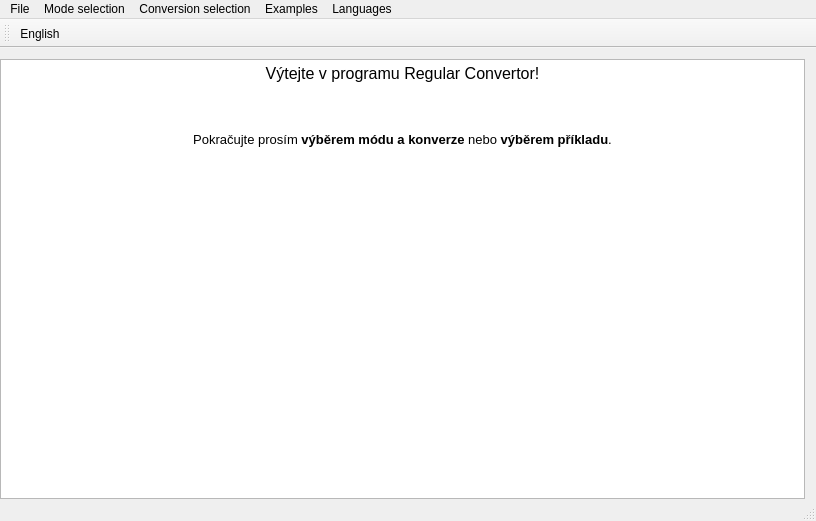
Above: RegularConvertor/mainwindow.ui from navrkald/regularConvertor before the change. Below: the same form after it.
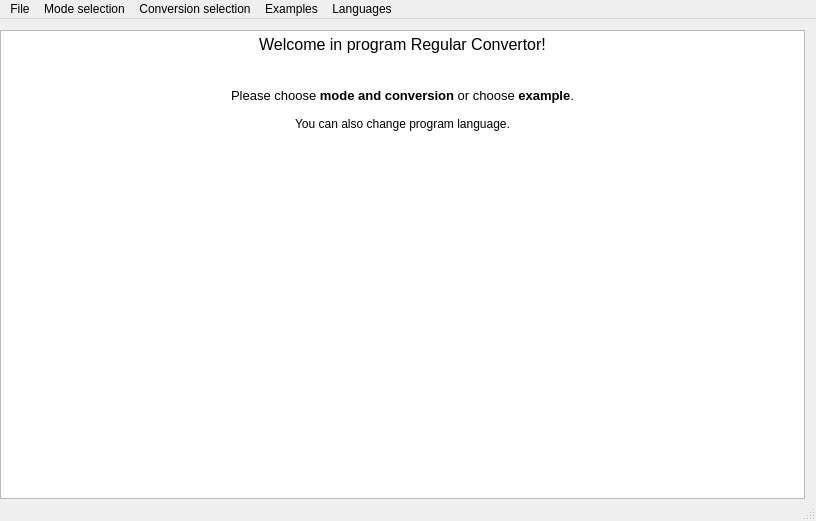
That is the form after the change. Icons and pictures are not drawn. Custom widgets are drawn as their Qt base class.

Patch:
```diff
--- a/RegularConvertor/mainwindow.ui
+++ b/RegularConvertor/mainwindow.ui
@@ -31,11 +31,12 @@
 &lt;html&gt;&lt;head&gt;&lt;meta name=&quot;qrichtext&quot; content=&quot;1&quot; /&gt;&lt;style type=&quot;text/css&quot;&gt;
 p, li { white-space: pre-wrap; }
 &lt;/style&gt;&lt;/head&gt;&lt;body style=&quot; font-family:'Sans Serif'; font-size:9pt; font-weight:400; font-style:normal;&quot;&gt;
-&lt;p align=&quot;center&quot; style=&quot; margin-top:0px; margin-bottom:0px; margin-left:0px; margin-right:0px; -qt-block-indent:0; text-indent:0px;&quot;&gt;&lt;span style=&quot; font-size:12pt;&quot;&gt;Výtejte v programu Regular Convertor!&lt;/span&gt;&lt;/p&gt;
+&lt;p align=&quot;center&quot; style=&quot; margin-top:0px; margin-bottom:0px; margin-left:0px; margin-right:0px; -qt-block-indent:0; text-indent:0px;&quot;&gt;&lt;span style=&quot; font-size:12pt;&quot;&gt;Welcome in program Regular Convertor!&lt;/span&gt;&lt;/p&gt;
 &lt;p style=&quot;-qt-paragraph-type:empty; margin-top:0px; margin-bottom:0px; margin-left:0px; margin-right:0px; -qt-block-indent:0; text-indent:0px; font-size:12pt;&quot;&gt;&lt;br /&gt;&lt;/p&gt;
 &lt;p style=&quot;-qt-paragraph-type:empty; margin-top:0px; margin-bottom:0px; margin-left:0px; margin-right:0px; -qt-block-indent:0; text-indent:0px; font-size:10pt;&quot;&gt;&lt;br /&gt;&lt;/p&gt;
-&lt;p align=&quot;center&quot; style=&quot;-qt-paragraph-type:empty; margin-top:0px; margin-bottom:0px; margin-left:0px; margin-right:0px; -qt-block-indent:0; text-indent:0px; font-size:10pt;&quot;&gt;&lt;br /&gt;&lt;/p&gt;
-&lt;p align=&quot;center&quot; style=&quot; margin-top:0px; margin-bottom:0px; margin-left:0px; margin-right:0px; -qt-block-indent:0; text-indent:0px;&quot;&gt;&lt;span style=&quot; font-size:10pt;&quot;&gt;Pokračujte prosím &lt;/span&gt;&lt;span style=&quot; font-size:10pt; font-weight:600;&quot;&gt;výběrem módu a konverze&lt;/span&gt;&lt;span style=&quot; font-size:10pt;&quot;&gt; nebo &lt;/span&gt;&lt;span style=&quot; font-size:10pt; font-weight:600;&quot;&gt;výběrem příkladu&lt;/span&gt;&lt;span style=&quot; font-size:10pt;&quot;&gt;.&lt;/span&gt;&lt;/p&gt;&lt;/body&gt;&lt;/html&gt;</string>
+&lt;p align=&quot;center&quot; style=&quot; margin-top:0px; margin-bottom:0px; margin-left:0px; margin-right:0px; -qt-block-indent:0; text-indent:0px;&quot;&gt;&lt;span style=&quot; font-size:10pt;&quot;&gt;Please choose &lt;/span&gt;&lt;span style=&quot; font-size:10pt; font-weight:600;&quot;&gt;mode and conversion&lt;/span&gt;&lt;span style=&quot; font-size:10pt;&quot;&gt; or choose &lt;/span&gt;&lt;span style=&quot; font-size:10pt; font-weight:600;&quot;&gt;example&lt;/span&gt;&lt;span style=&quot; font-size:10pt;&quot;&gt;.&lt;/span&gt;&lt;/p&gt;
+&lt;p align=&quot;center&quot; style=&quot;-qt-paragraph-type:empty; margin-top:0px; margin-bottom:0px; margin-left:0px; margin-right:0px; -qt-block-indent:0; text-indent:0px;&quot;&gt;&lt;br /&gt;&lt;/p&gt;
+&lt;p align=&quot;center&quot; style=&quot; margin-top:0px; margin-bottom:0px; margin-left:0px; margin-right:0px; -qt-block-indent:0; text-indent:0px;&quot;&gt;You can also change program language.&lt;/p&gt;&lt;/body&gt;&lt;/html&gt;</string>
       </property>
      </widget>
     </item>
@@ -137,15 +138,6 @@
    <addaction name="menuP_klady"/>
    <addaction name="menuLanguages"/>
   </widget>
-  <widget class="QToolBar" name="mainToolBar">
-   <attribute name="toolBarArea">
-    <enum>TopToolBarArea</enum>
-   </attribute>
-   <attribute name="toolBarBreak">
-    <bool>false</bool>
-   </attribute>
-   <addaction name="actionEnglish"/>
-  </widget>
   <widget class="QStatusBar" name="statusBar"/>
   <action name="action_RE_to_FA">
    <property name="checkable">
```
Left out of the diff: 20 changed lines with no effect on the pictures.
